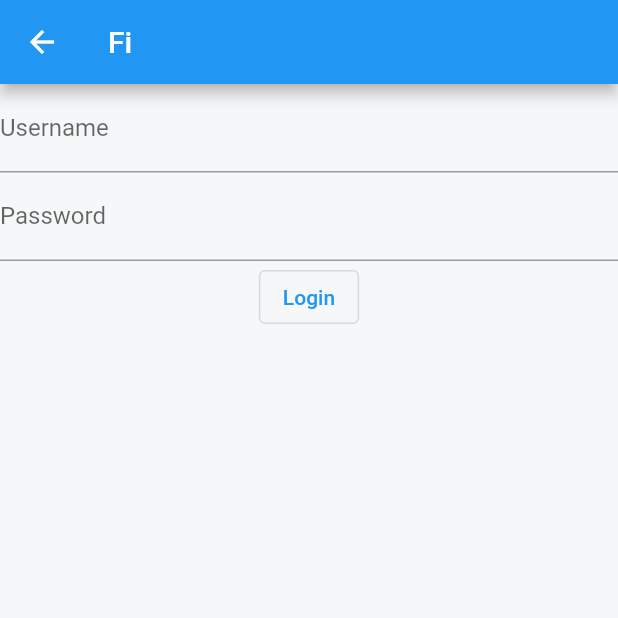
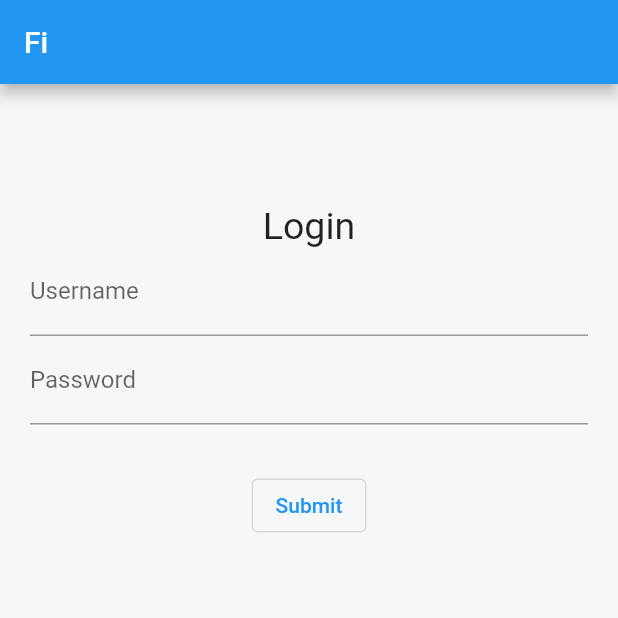
Before and after one commit to matthewnitschke/fi, a Flutter app: the LoginPage screen opened directly, on a phone screen of 412 x 824 dp, the top half of it. Run offline on Flutter 3.47's test engine with Material 2 defaults, Android fonts, the phone set to English and light mode, and no system bars; drawn by our look-alikes of flutter_form_builder; our stand-ins replace badges, built_collection, built_value, flutter_redux, redux; missing offline and left inert: memoize.

Commit message:
iterations on login page

```diff
--- a/lib/models/app_state.sg.dart
+++ b/lib/models/app_state.sg.dart
@@ -7,21 +7,21 @@ import 'package:fi/models/transaction.sg.dart';
 
 part 'app_state.sg.g.dart';
 
-enum AppStatus { loading, errored, success }
-
 abstract class AppState implements Built<AppState, AppStateBuilder> {
-  AppStatus get status;
-
+  @BuiltValueField(serialize: false)
   DateTime get selectedMonth;
 
+  @BuiltValueField(serialize: false)
   bool get isDraggingTransaction;
 
+  @BuiltValueField(serialize: false)
   String? get selectedItemId;
 
   BuiltMap<String, Item> get items;
 
   BuiltList<String> get rootItemIds;
 
+  @BuiltValueField(serialize: false)
   BuiltMap<String, Transaction> get transactions;
 
   BuiltSet<String> get ignoredTransactions;
--- a/lib/pages/login_page.dart
+++ b/lib/pages/login_page.dart
@@ -1,8 +1,7 @@
+import 'package:fi/client.dart';
+import 'package:fi/pages/main_page.dart';
 import 'package:fi/utils/colors.dart';
 import 'package:flutter/material.dart';
-import 'package:flutter_form_builder/flutter_form_builder.dart';
-
-final _formKey = GlobalKey<FormBuilderState>();
 
 class LoginPage extends StatefulWidget {
   const LoginPage({ Key? key }) : super(key: key);
@@ -12,29 +11,41 @@ class LoginPage extends StatefulWidget {
 }
 
 class _LoginPageState extends State<LoginPage> {
+  final emailController = TextEditingController();
+  final passwordController = TextEditingController();
+
   @override
   Widget build(BuildContext context) {
     return Scaffold(
         backgroundColor: background,
         appBar: AppBar(title: const Text('Fi')),
-        body: Center(
-          child: FormBuilder(
-            key: _formKey,
-            child: Column(children: [
-              FormBuilderTextField(
-                name: 'username',
+        body: Container(
+          padding: const EdgeInsets.symmetric(horizontal: 20, vertical: 80),
+          child: Column(
+            children: [
+              const Text('Login', style: TextStyle(fontSize: 25)),
+              TextField(
+                controller: emailController,
                 decoration: const InputDecoration(labelText: 'Username'),
               ),
-              FormBuilderTextField(
-                name: 'password',
+              TextField(
+                controller: passwordController,
                 obscureText: true,
                 decoration: const InputDecoration(labelText: 'Password'),
               ),
-              OutlinedButton(
-                onPressed: () {},
-                child: const Text('Login')
+              Padding(
+                padding: const EdgeInsets.only(top: 30.0),
+                child: OutlinedButton(
+                  onPressed: () {
+                    FiClient.authenticate(emailController.text, passwordController.text)
+                      .then((_) {
+                        Navigator.pushReplacement(context, MaterialPageRoute(builder: (_) => const MainPage()));
+                      });
+                  },
+                  child: const Text('Submit')
+                ),
               )
-            ],)
+            ],
           ),
         )
     );
--- a/lib/redux/root/root.reducer.dart
+++ b/lib/redux/root/root.reducer.dart
@@ -23,7 +23,6 @@ AppState _onLoadState(AppState state, LoadStateAction action) {
     ..borrows = action.borrows.toBuilder()
     ..transactions = action.transactions.toBuilder()
     ..ignoredTransactions = action.ignoredTransactions.toBuilder()
-    ..status = AppStatus.success
   );
 }
 
--- a/pubspec.yaml
+++ b/pubspec.yaml
@@ -21,6 +21,8 @@ dependencies:
   flutter_form_builder: ^7.0.0
   flutter_redux: ^0.8.2
   badges: ^2.0.2
+  http: ^0.13.4
+  memoize: ^3.0.0
 
 dev_dependencies:
   flutter_test:
```
Also changed, not shown: lib/client.dart (added, +93 -0 lines), lib/main.dart (+21 -30 lines), lib/models/serializers.sg.dart (added, +29 -0 lines), lib/pages/main_page.dart (+32 -12 lines), lib/redux/settings_save.dart (added, +35 -0 lines), lib/utils/navigation_service.dart (added, +9 -0 lines), lib/models/app_state.sg.g.dart, lib/models/serializers.sg.g.dart (added), pubspec.lock.
